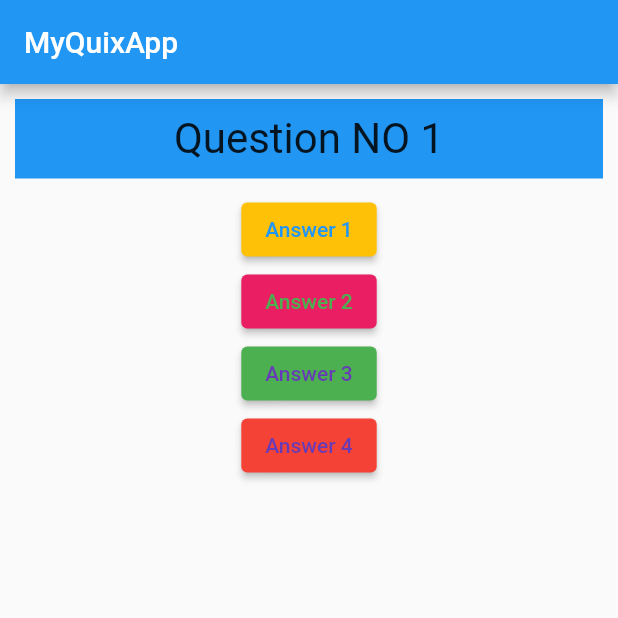
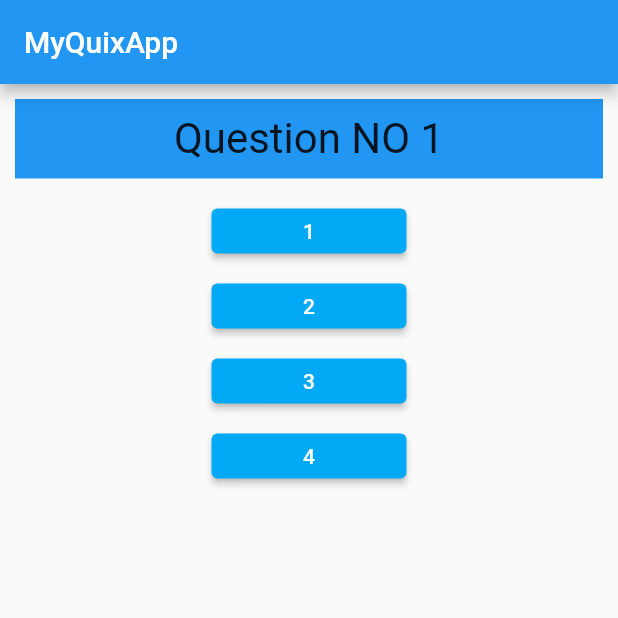
Before and after one commit to AbdulRehman7269/QuizAppbyFlutter, a Flutter app: the screen it shows after launch, on a phone screen of 412 x 824 dp, the top half of it. Run offline on Flutter 3.47's test engine with Material 2 defaults, Android fonts, the phone set to English and light mode, and no system bars.

Commit message:
add Map Code

```diff
--- a/lib/answer.dart
+++ b/lib/answer.dart
@@ -1,17 +1,24 @@
 import 'package:flutter/material.dart';
+
 class Answer extends StatelessWidget {
-final VoidCallback selectHandler;
-Answer(this.selectHandler);
+  final VoidCallback selectHandler;
+  final String answerText;
+
+  Answer(this.selectHandler, this.answerText);
+
   @override
   Widget build(BuildContext context) {
     return Container(
-      child:
-      ElevatedButton(
+      width: 150,
+      height: 50,
+      padding: EdgeInsets.all(10),
+      child: ElevatedButton(
         style: ButtonStyle(
-          backgroundColor: MaterialStateProperty.all(Colors.amber),
-          foregroundColor: MaterialStateProperty.all(Colors.blue)
+            backgroundColor: MaterialStateProperty.all(Colors.lightBlue),
+            foregroundColor: MaterialStateProperty.all(Colors.white),
         ),
-        onPressed: selectHandler, child: Text('Answer 1'),
+        onPressed: selectHandler,
+        child: Text(answerText),
       ),
     );
   }
--- a/lib/main.dart
+++ b/lib/main.dart
@@ -21,17 +21,47 @@ class MyAppState extends State<MyApp>{
   }
   @override
   Widget build(BuildContext context) {
-    var questionList = [
-      'Question NO 1',
-      'Question NO 2',
-      'Question NO 3',
-      'Question NO 4',
-      'Question NO 5',
-      'Question NO 6',
-      'Question NO 7',
-      'Question NO 8',
-      'Question NO 9',
-      'Question NO 10',
+    const questionList = [
+      {
+        'questionText': 'Question NO 1',
+        'answers': ['1', '2', '3', '4'],
+      },
+      {
+        'questionText': 'Question NO 2',
+        'answers': ['5', '6', '7', '8'],
+      },
+      {
+        'questionText': 'Question NO 3',
+        'answers': ['9', '10', '11', '12'],
+      },
+      {
+        'questionText': 'Question NO 4',
+        'answers': ['13', '14', '15', '16'],
+      },
+      {
+        'questionText': 'Question NO 5',
+        'answers': ['17', '18', '19', '20'],
+      },
+      {
+        'questionText': 'Question NO 6',
+        'answers': ['21', '22', '23', '24'],
+      },
+      {
+        'questionText': 'Question NO 7',
+        'answers': ['25', '26', '27', '28'],
+      },
+      {
+        'questionText': 'Question NO 8',
+        'answers': ['29', '30', '31', '32'],
+      },
+      {
+        'questionText': 'Question NO 9',
+        'answers': ['33', '34', '35', '36'],
+      },
+      {
+        'questionText': 'Question NO 10',
+        'answers': ['37', '38', '39', '40'],
+      },
     ];
     // TODO: implement build
     return MaterialApp(home: Scaffold(
@@ -40,39 +70,13 @@ class MyAppState extends State<MyApp>{
       ),
       body: Column(
         children: [
-          Question(questionList[questionIndex]),
-          Answer(printAnswer),
-          ElevatedButton(
-            style: ButtonStyle(
-              backgroundColor: MaterialStateProperty.all(Colors.pink),
-              foregroundColor: MaterialStateProperty.all(Colors.green)
-            ),
-            onPressed: () {
-            print('Pressed Answer 2');
-          },
-            child: Text('Answer 2'),
+          Question(
+            questionList[questionIndex]['questionText'] as String
           ),
-          ElevatedButton(
-            style: ButtonStyle(
-              backgroundColor: MaterialStateProperty.all(Colors.green),
-              foregroundColor: MaterialStateProperty.all(Colors.deepPurple)
-
-            ),
-            onPressed: () {
-            print('Pressed Answer 3');
-          },
-            child: Text('Answer 3'),
-          ),
-          ElevatedButton(
-            style: ButtonStyle(
-              backgroundColor: MaterialStateProperty.all(Colors.red),
-                foregroundColor: MaterialStateProperty.all(Colors.deepPurple)
-            ),
-            onPressed: () {
-            print('Pressed Answer 4');
-          },
-            child: Text('Answer 4'),
-          ),
+          ...(questionList[questionIndex]['answers'] as List<String>)
+              .map((answer) {
+            return Answer(printAnswer, answer);
+          }).toList()
         ],
       ),
     ),
```
Also changed, not shown: lib/question.dart (+8 -6 lines).
